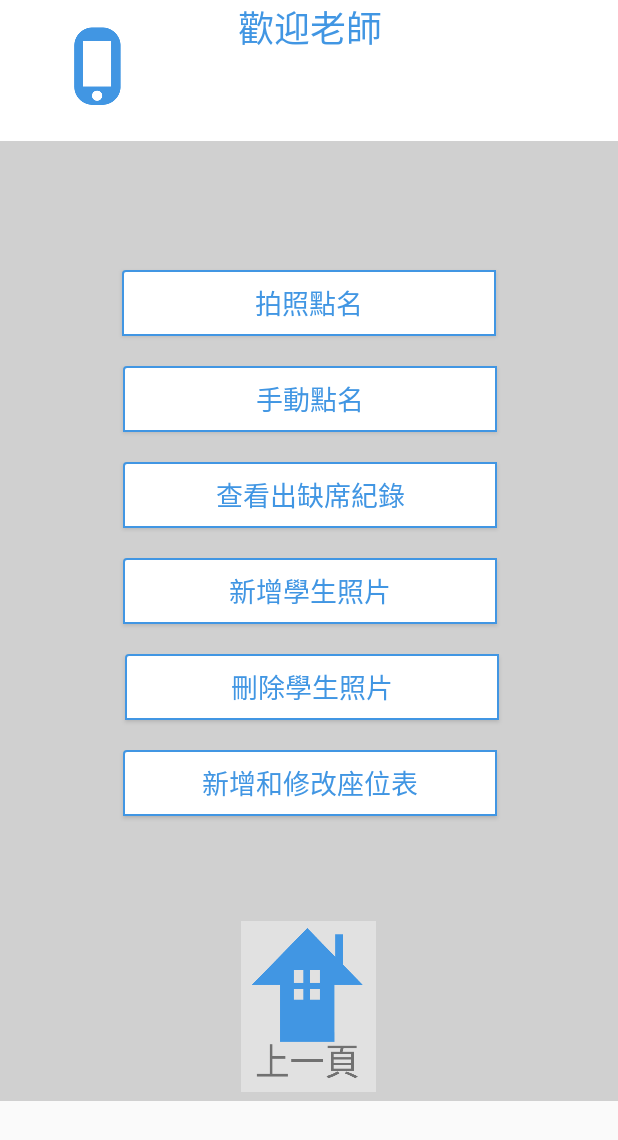
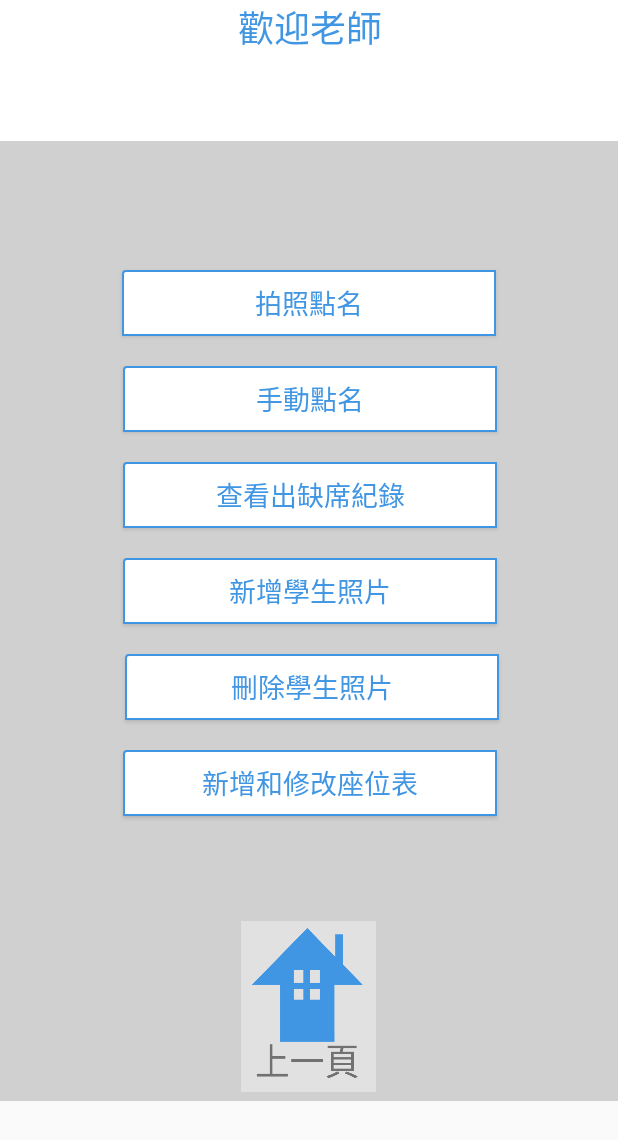
Before and after one commit to kevin77688/Face_recognition, an Android app: the layout activity_teacher_operation.xml on its own in the app's theme, with its tools: preview values and no code run, on a phone screen of 412 x 824 dp. Shown: the top 1140 px of the screen. Run offline under Robolectric (Android 15) with nearby library versions, the phone set to English and light mode, and no system bars.

```diff
--- a/FaceRecognitionApp/app/src/main/res/layout/activity_teacher_operation.xml
+++ b/FaceRecognitionApp/app/src/main/res/layout/activity_teacher_operation.xml
@@ -136,15 +136,4 @@
         app:layout_constraintTop_toTopOf="parent"
         app:layout_constraintVertical_bias="0.0" />
 
-    <TextView
-        android:id="@+id/textView"
-        android:layout_width="34dp"
-        android:layout_height="54dp"
-        android:background="@drawable/myphone"
-        app:layout_constraintBottom_toBottomOf="@+id/textView_show_teacher_name"
-        app:layout_constraintEnd_toEndOf="parent"
-        app:layout_constraintHorizontal_bias="0.127"
-        app:layout_constraintStart_toStartOf="parent"
-        app:layout_constraintTop_toTopOf="@+id/background_all"
-        app:layout_constraintVertical_bias="0.428" />
 </androidx.constraintlayout.widget.ConstraintLayout>
```
Also changed, not shown: FaceRecognitionApp/app/src/main/java/org/ntut/faceRecognition/GlobalVariable.java (+8 -6 lines), FaceRecognitionApp/app/src/main/java/org/ntut/faceRecognition/Login.java (+33 -6 lines), FaceRecognitionApp/app/src/main/java/org/ntut/faceRecognition/TeacherClass.java (+10 -3 lines), FaceRecognitionApp/app/src/main/java/org/ntut/faceRecognition/TeacherClassDate.java (+32 -3 lines), FaceRecognitionApp/app/src/main/res/layout/activity_teacher_class_date.xml (+0 -12 lines).
